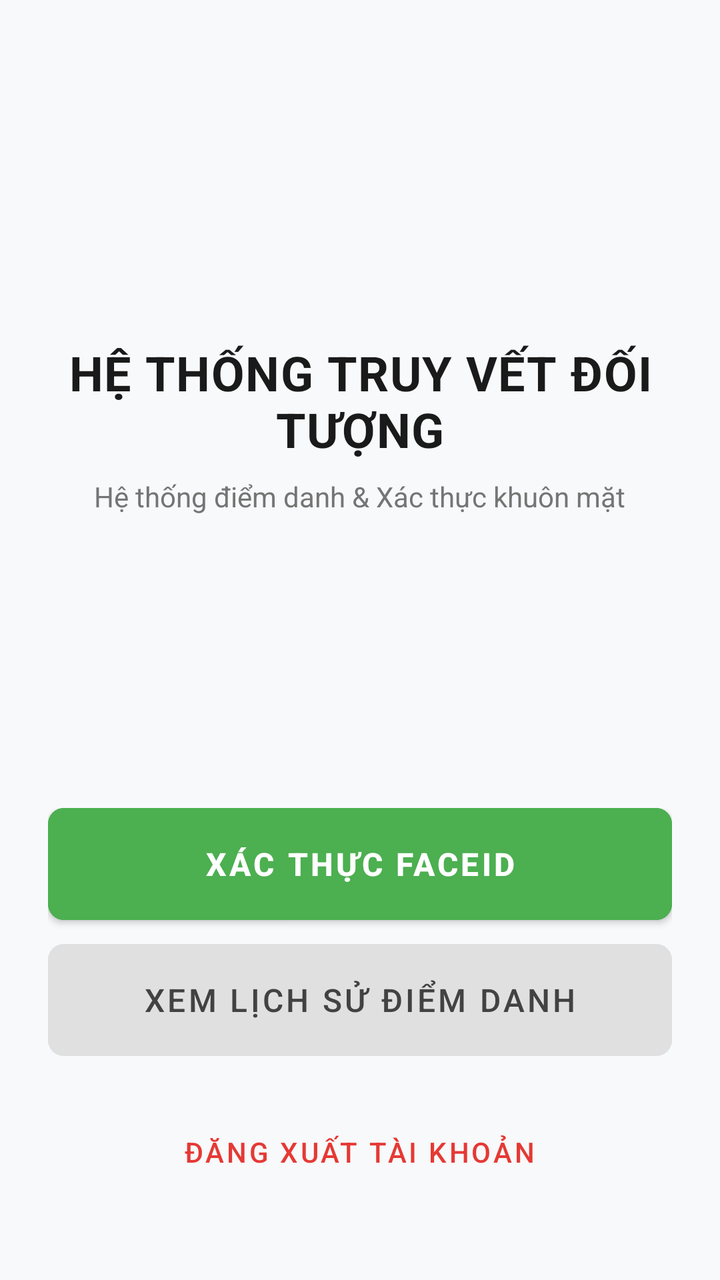
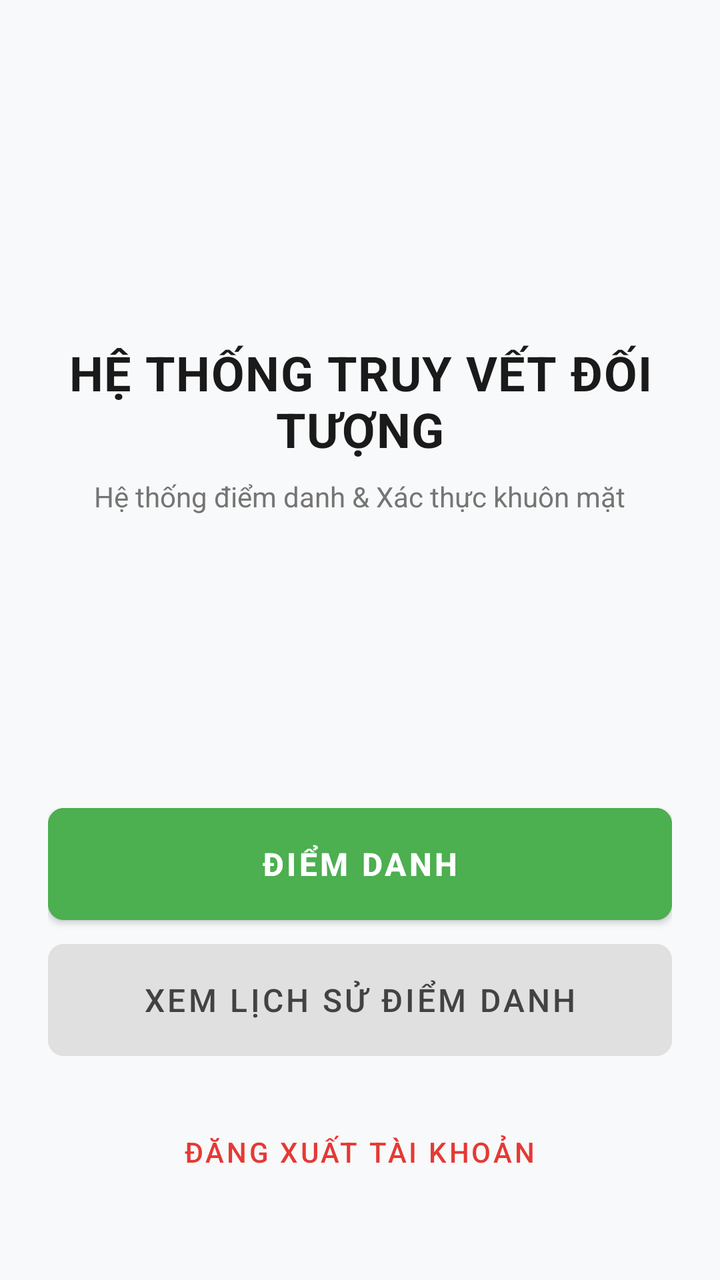

An Android layout rendered at two revisions. The XML below is the earlier revision; the diff shows what the commit changed to produce the second picture.
<!-- AndroidManifest.xml: application theme Theme.Theodoi -->
<!-- res/layout/activity_main.xml -->
<?xml version="1.0" encoding="utf-8"?>
<LinearLayout xmlns:android="http://schemas.android.com/apk/res/android"
    xmlns:app="http://schemas.android.com/apk/res-auto"
    android:layout_width="match_parent"
    android:layout_height="match_parent"
    android:orientation="vertical"
    android:gravity="center_horizontal"
    android:padding="24dp"
    android:background="#F8F9FA">

    <LinearLayout
        android:layout_width="match_parent"
        android:layout_height="0dp"
        android:layout_weight="1"
        android:gravity="center"
        android:orientation="vertical">

        <TextView
            android:layout_width="wrap_content"
            android:layout_height="wrap_content"
            android:text="HỆ THỐNG TRUY VẾT ĐỐI TƯỢNG"
            android:textColor="#1A1A1A"
            android:textSize="24sp"
            android:textStyle="bold"
            android:gravity="center"
            android:letterSpacing="0.02"/>

        <TextView
            android:layout_width="wrap_content"
            android:layout_height="wrap_content"
            android:text="Hệ thống điểm danh &amp; Xác thực khuôn mặt"
            android:textColor="#757575"
            android:textSize="14sp"
            android:layout_marginTop="8dp"
            android:gravity="center"/>
    </LinearLayout>

    <LinearLayout
        android:layout_width="match_parent"
        android:layout_height="wrap_content"
        android:orientation="vertical"
        android:layout_marginBottom="16dp">

        <Button
            android:id="@+id/btnGoToVerify"
            android:layout_width="match_parent"
            android:layout_height="56dp"
            android:text="Xác thực FaceID"
            android:textSize="16sp"
            android:textStyle="bold"
            android:backgroundTint="#4CAF50"
            android:textColor="#FFFFFF"
            android:layout_marginBottom="12dp"
            app:cornerRadius="8dp"
            android:insetTop="0dp"
            android:insetBottom="0dp"/>

        <Button
            android:id="@+id/btnGoToHistory"
            android:layout_width="match_parent"
            android:layout_height="56dp"
            android:text="Xem lịch sử điểm danh"
            android:textSize="16sp"
            android:textColor="#424242"
            android:backgroundTint="#E0E0E0"
            android:layout_marginBottom="24dp"
            app:cornerRadius="8dp"
            android:insetTop="0dp"
            android:insetBottom="0dp"
            style="@style/Widget.MaterialComponents.Button.UnelevatedButton"/>

        <Button
            android:id="@+id/btnLogout"
            android:layout_width="wrap_content"
            android:layout_height="wrap_content"
            android:layout_gravity="center_horizontal"
            android:text="Đăng xuất tài khoản"
            android:textColor="#E53935"
            style="@style/Widget.MaterialComponents.Button.TextButton"/>
    </LinearLayout>

</LinearLayout>
<!-- resources referenced by this layout -->
<resources>
  <style name="Theme.Theodoi" parent="Theme.MaterialComponents.DayNight.NoActionBar">
          
      </style>
</resources>

<!-- the commit's change to res/layout/activity_main.xml (unified diff, before → after) -->
@@ -45,7 +45,7 @@
             android:id="@+id/btnGoToVerify"
             android:layout_width="match_parent"
             android:layout_height="56dp"
-            android:text="Xác thực FaceID"
+            android:text="Điểm danh"
             android:textSize="16sp"
             android:textStyle="bold"
             android:backgroundTint="#4CAF50"
